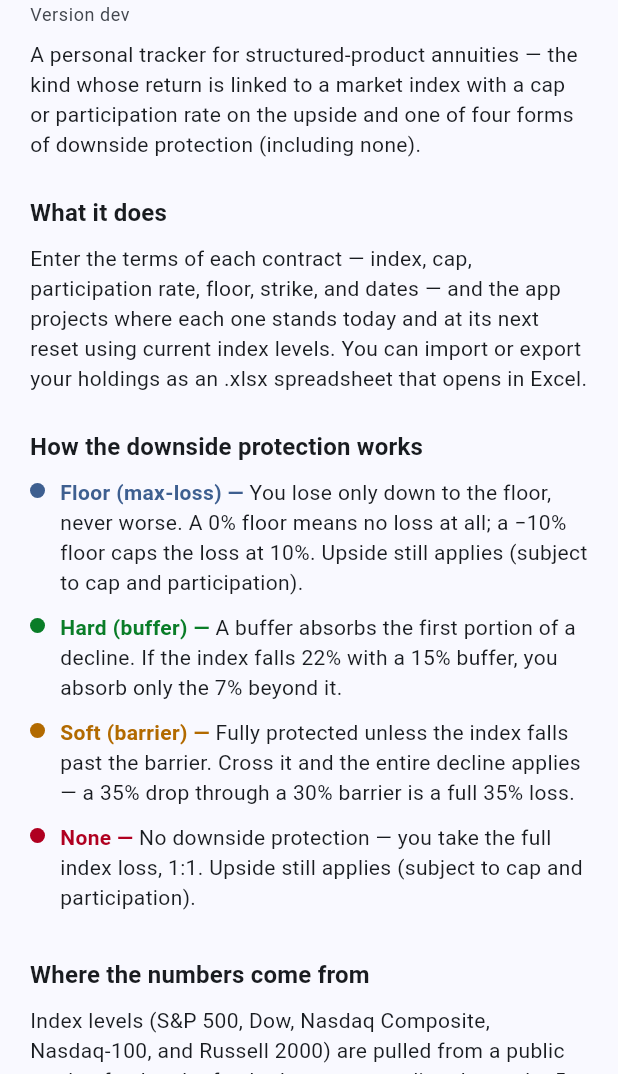
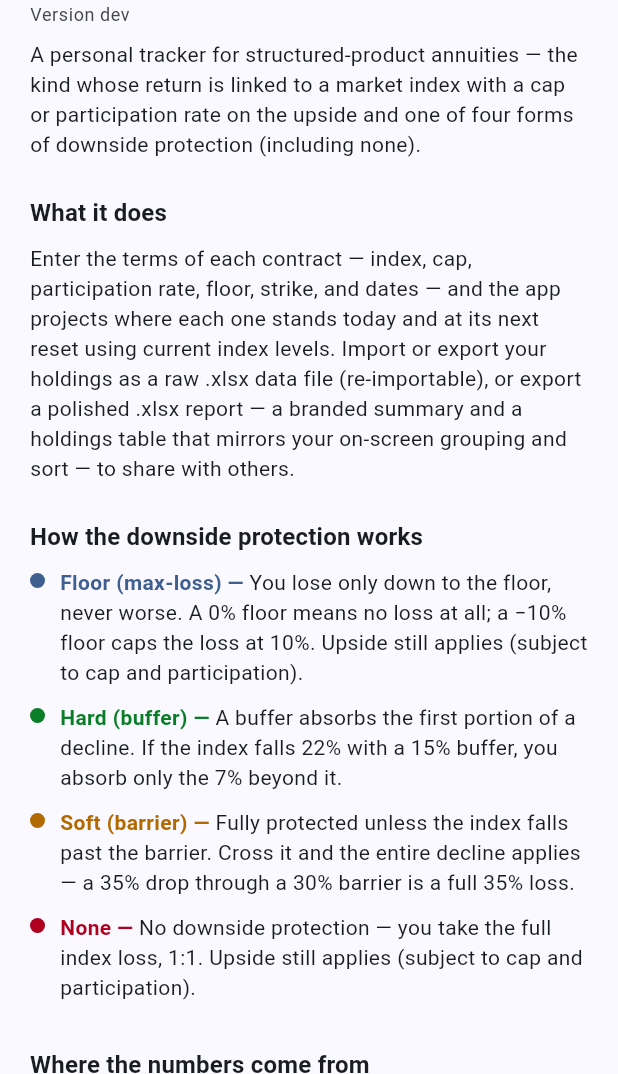
Before and after one commit to jimzucker/iHaveAnnuities, a Flutter app: the PortfolioScreen screen opened directly, after a tap on "About & disclosures", on a phone screen of 412 x 824 dp, the part 162-1236 px from its top. Run offline on Flutter 3.47's test engine with Material 3 defaults, Android fonts, the phone set to English and light mode, and no system bars; our stand-ins replace data_table_2, file_picker, shared_preferences, web; missing offline and left inert: cryptography, dart:js_interop, excel, file_saver; accounts and stored records are empty; network calls fail.

Commit message:
Report: mirror browser grouping/sort, better filename, docs (v1.6.1) (#9)
- Report export now mirrors the on-screen view: it uses the current
  Group by (or a flat list when ungrouped) and the table's current sort,
  instead of always grouping by account. Shared PortfolioTable.orderedHoldings
  so the table and export sort identically; the handler passes groupBy +
  the group-value function through.
- Download name: `title_MMDDYYYY.xlsx` — title = the "Prepared for" value
  (default "iHaveAnnuities"), invalid chars → _, capped at 20 (pure,
  tested reportFileName()).
- Freeze row is computed from the actual header position (correct with or
  without the owner line) instead of hardcoded G13.
- Docs: README + About now describe both exports (raw data vs shareable
  report that mirrors grouping/sort).
- Tests: end-to-end per-dimension coverage (Issuer/Type/Index/Protection/
  Reset Freq + ungrouped) driving the real app path, plus flat/outline/
  freeze and filename cases.

Co-authored-by: Claude Opus 4.8 <noreply@anthropic.com>

```diff
--- a/app/lib/ui/info_page.dart
+++ b/app/lib/ui/info_page.dart
@@ -42,8 +42,10 @@ class InfoPage extends StatelessWidget {
                     'Enter the terms of each contract — index, cap, participation '
                     'rate, floor, strike, and dates — and the app projects where '
                     'each one stands today and at its next reset using current '
-                    'index levels. You can import or export your holdings as an '
-                    '.xlsx spreadsheet that opens in Excel.'),
+                    'index levels. Import or export your holdings as a raw .xlsx '
+                    'data file (re-importable), or export a polished .xlsx report '
+                    '— a branded summary and a holdings table that mirrors your '
+                    'on-screen grouping and sort — to share with others.'),
               ]),
 
               _Section(title: 'How the downside protection works', children: [
--- a/app/lib/ui/portfolio_screen.dart
+++ b/app/lib/ui/portfolio_screen.dart
@@ -23,6 +23,20 @@ import 'portfolio_table.dart';
 import 'reauth.dart';
 import 'reset_history_screen.dart';
 import 'security_screen.dart';
+
+/// Build the report download name: `title_mmddyyyy`. [title] defaults to
+/// "iHaveAnnuities" when blank; invalid filename characters collapse to `_` and
+/// the title is capped at 20 chars. (FileSaver appends the `.xlsx` extension.)
+String reportFileName(String? title, DateTime now) {
+  var t = (title ?? '').trim();
+  if (t.isEmpty) t = 'iHaveAnnuities';
+  t = t.replaceAll(RegExp(r'[^A-Za-z0-9]+'), '_').replaceAll(RegExp(r'^_+|_+$'), '');
+  if (t.isEmpty) t = 'iHaveAnnuities';
+  if (t.length > 20) t = t.substring(0, 20);
+  t = t.replaceAll(RegExp(r'_+$'), ''); // no trailing _ left by the 20-char clip
+  String two(int v) => v.toString().padLeft(2, '0');
+  return '${t}_${two(now.month)}${two(now.day)}${now.year}';
+}
 
 class PortfolioScreen extends StatelessWidget {
   const PortfolioScreen({super.key});
@@ -303,14 +317,21 @@ class PortfolioScreen extends StatelessWidget {
         messenger.showSnackBar(const SnackBar(content: Text('Exported .xlsx')));
       case 'report':
         // The report exposes holdings just like export → re-verify when encrypted.
+        // Mirror the on-screen view: same sort order and grouping.
+        final asOf = store.market?.asOf ?? DateTime.now();
+        final cs = Theme.of(context).colorScheme;
         if (!await requireReauth(context, store)) return;
         if (!context.mounted) return;
         final who = await _askPreparedFor(context);
         if (who == null) return; // cancelled
+        final groupBy = store.groupBy;
         await _save(
-            'iHaveAnnuities-Report',
+            reportFileName(who, DateTime.now()),
             Uint8List.fromList(store.exportReportXlsx(
-                preparedFor: who.trim().isEmpty ? null : who.trim())));
+                preparedFor: who.trim().isEmpty ? null : who.trim(),
+                ordered: PortfolioTable.orderedHoldings(store, asOf, cs),
+                groupBy: groupBy,
+                groupValueOf: (h) => PortfolioTable.groupValueOf(h, groupBy))));
         messenger.showSnackBar(const SnackBar(content: Text('Report exported')));
       case 'template':
         final data = await rootBundle.load('assets/template.xlsx');
--- a/app/pubspec.yaml
+++ b/app/pubspec.yaml
@@ -16,7 +16,7 @@ publish_to: 'none' # Remove this line if you wish to publish to pub.dev
 # https://developer.apple.com/library/archive/documentation/General/Reference/InfoPlistKeyReference/Articles/CoreFoundationKeys.html
 # In Windows, build-name is used as the major, minor, and patch parts
 # of the product and file versions while build-number is used as the build suffix.
-version: 1.6.0+1
+version: 1.6.1+1
 
 environment:
   sdk: ^3.11.5
```
Also changed, not shown: app/lib/data/portfolio_store.dart (+13 -3 lines), app/lib/data/report_xlsx.dart (+42 -27 lines), app/lib/ui/portfolio_table.dart (+16 -6 lines), 3 other files.
